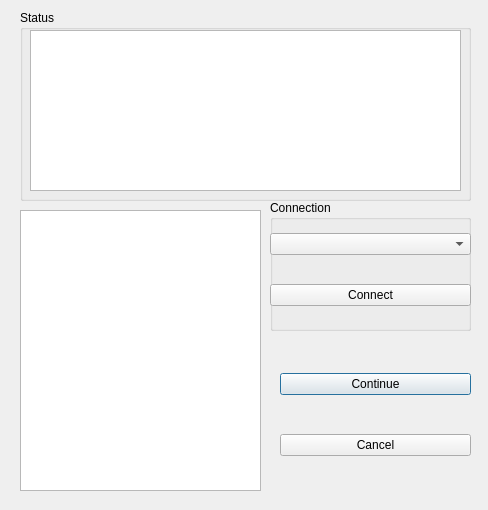
Above: sub_ui/ManualBalanceUI.ui from pwang96/MEASURE before the change. Below: the same form after it.
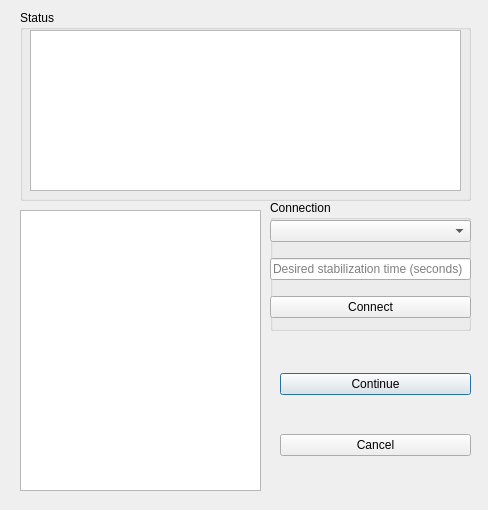
That is the form after the change.

Commit message: General clean Manual balance with connections added

What changed in the file:
```diff
--- a/sub_ui/ManualBalanceUI.ui
+++ b/sub_ui/ManualBalanceUI.ui
@@ -97,6 +97,13 @@
      <item>
       <widget class="QComboBox" name="portCombo"/>
      </item>
+     <item>
+      <widget class="QLineEdit" name="stabTimeEdit">
+       <property name="placeholderText">
+        <string>Desired stabilization time (seconds)</string>
+       </property>
+      </widget>
+     </item>
      <item>
       <widget class="QPushButton" name="connectButton">
        <property name="text">
```
The commit also changes 12 other files.
